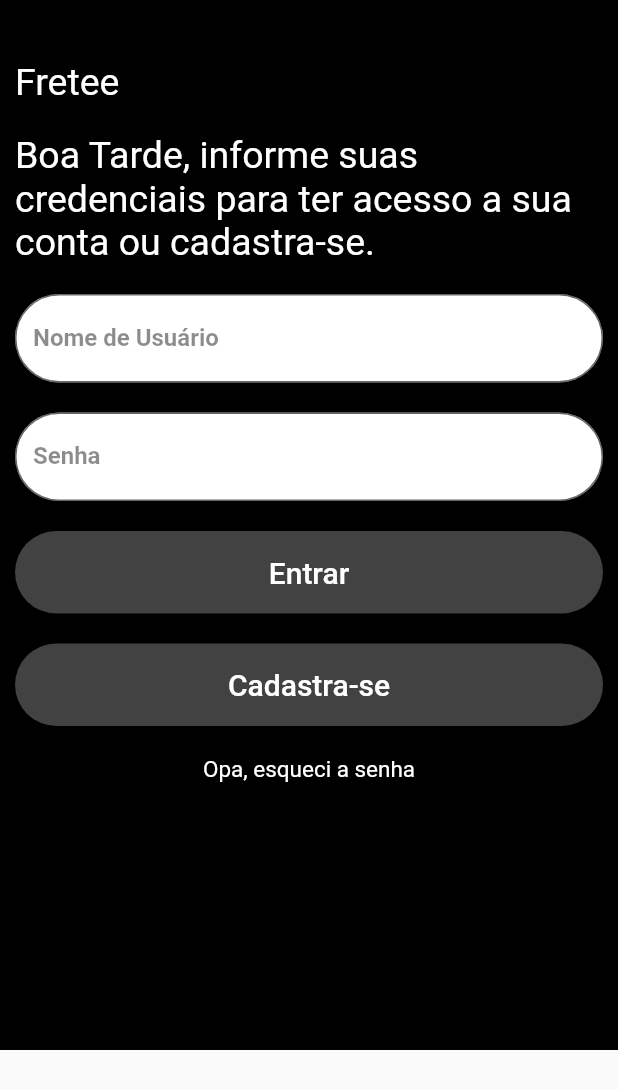
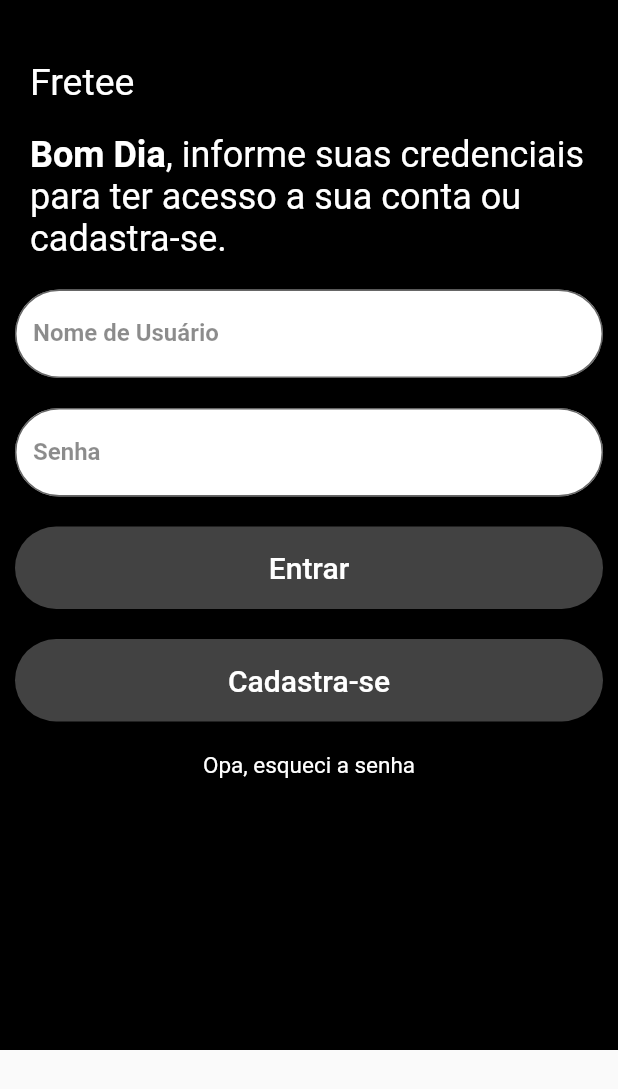
Before and after one commit to AbraaoLincoln/fretee-mobile, a Flutter app: the screen it shows after launch, on a phone screen of 412 x 824 dp. Shown: the top 1089 px of the screen. Run offline on Flutter 3.47's test engine with Material 2 defaults, Android fonts, the phone set to English and light mode, and no system bars; our stand-ins replace image_picker.

```diff
--- a/lib/telas/login.dart
+++ b/lib/telas/login.dart
@@ -1,4 +1,5 @@
 import 'package:flutter/material.dart';
+import './cadastro_prestadorServico.dart';
 import './cadastro_usuario.dart';
 
 class Login extends StatefulWidget {
@@ -22,6 +23,7 @@ class _LoginState extends State<Login> {
         children: [
           Container(
             margin: EdgeInsets.only(top: 20),
+            padding: EdgeInsets.only(left: 10),
             child: Text(
               "Fretee",
               style: TextStyle(color: Colors.white, fontSize: 25),
@@ -30,10 +32,8 @@ class _LoginState extends State<Login> {
           ),
           Container(
             margin: EdgeInsets.only(top: 20),
-            child: Text(
-              _textoSaudacao(),
-              style: TextStyle(color: Colors.white, fontSize: 25),
-            ),
+            padding: EdgeInsets.only(left: 10, right: 10),
+            child: _textoSaudacao(),
           ),
           Container(
             margin: EdgeInsets.only(top: 20),
@@ -68,7 +68,13 @@ class _LoginState extends State<Login> {
             margin: EdgeInsets.only(top: 20),
             height: 55,
             child: TextButton(
-              onPressed: () {},
+              onPressed: () {
+                // Navigator.push(
+                //   context,
+                //   MaterialPageRoute(
+                //       builder: (context) => ),
+                // );
+              },
               child: Text("Entrar", style: TextStyle(fontSize: 20)),
               style: ButtonStyle(
                   foregroundColor:
@@ -115,7 +121,28 @@ class _LoginState extends State<Login> {
     )));
   }
 
-  String _textoSaudacao() {
-    return "Boa Tarde, informe suas credenciais para ter acesso a sua conta ou cadastra-se.";
+  Widget _textoSaudacao() {
+    DateTime now = DateTime.now();
+    String saudacao;
+    double fontSize = 24;
+
+    if (now.hour <= 12) {
+      saudacao = "Bom Dia";
+    } else if (now.hour > 12 && now.hour < 18) {
+      saudacao = "Boa Tarde";
+    } else {
+      saudacao = "Boa Noite";
+    }
+
+    return RichText(
+        text: TextSpan(children: [
+      TextSpan(
+          text: saudacao,
+          style: TextStyle(fontWeight: FontWeight.bold, fontSize: fontSize)),
+      TextSpan(
+          text:
+              ", informe suas credenciais para ter acesso a sua conta ou cadastra-se.",
+          style: TextStyle(fontSize: fontSize))
+    ]));
   }
 }
```
Also changed, not shown: lib/telas/cadastro_prestadorServico.dart (renamed from lib/telas/cadastro_usuario.dart, +52 -38 lines).
